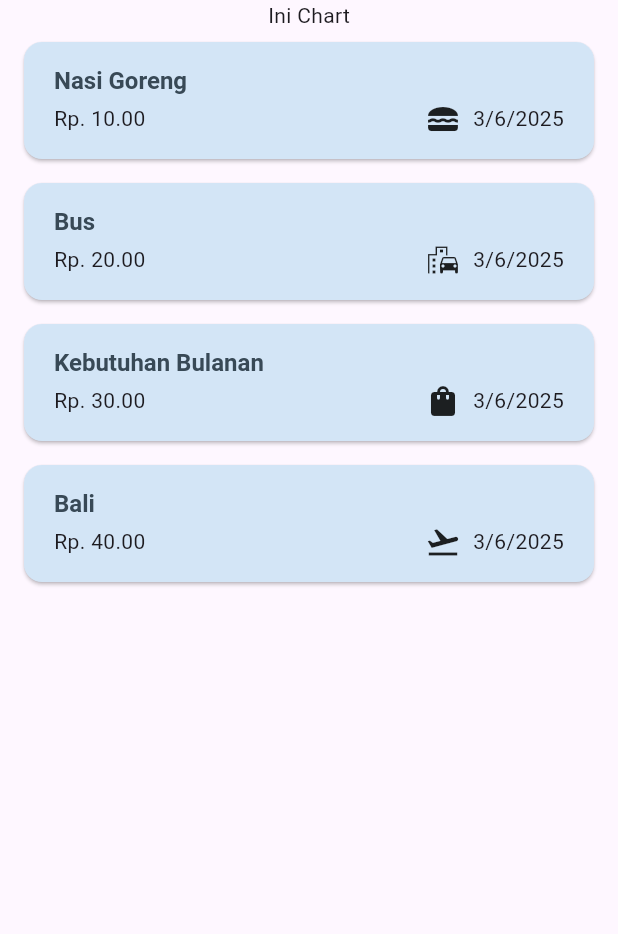
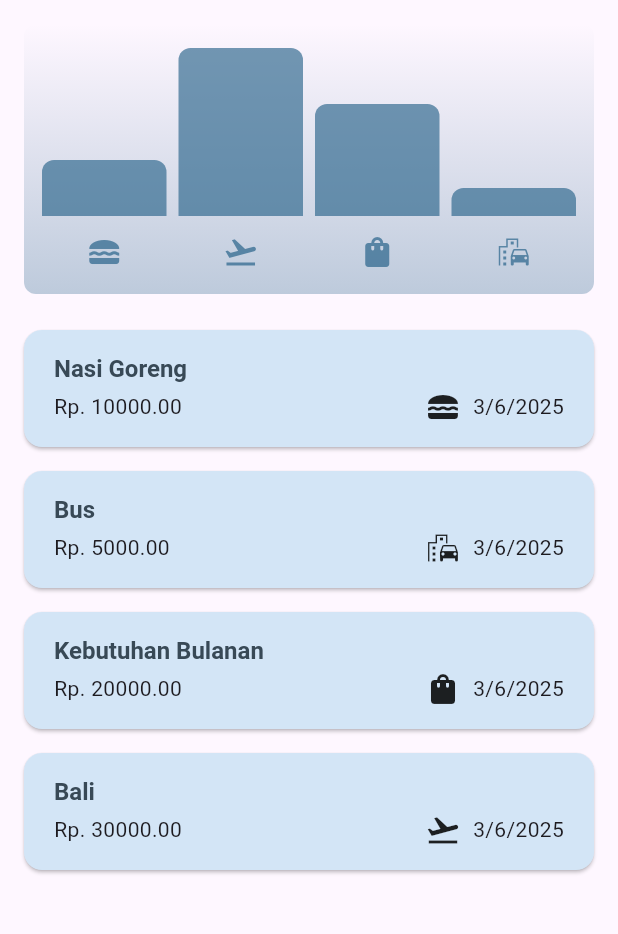
Before and after one commit to bagoesrex/FlowFin-App, a Flutter app: the screen it shows after launch, on a phone screen of 412 x 824 dp, the part 84-1018 px from its top. Run offline on Flutter 3.47's test engine with Material 3 defaults, Android fonts, the phone set to English and light mode, and no system bars.

Commit message:
feat: implement expense chart widget

```diff
--- a/lib/models/expense.dart
+++ b/lib/models/expense.dart
@@ -1,4 +1,5 @@
 import 'package:flutter/material.dart';
+import 'package:flutter/services.dart';
 import 'package:uuid/uuid.dart';
 import 'package:intl/intl.dart';
 
@@ -32,3 +33,24 @@
     return formatter.format(date);
   }
 }
+
+class ExpenseBucket {
+  const ExpenseBucket({required this.category, required this.expenses});
+
+  ExpenseBucket.forCategory(List<Expense> allExpenses, this.category)
+    : expenses =
+          allExpenses.where((expense) => expense.category == category).toList();
+
+  final Category category;
+  final List<Expense> expenses;
+
+  double get totalExpenses {
+    double sum = 0;
+
+    for (final expense in expenses) {
+      sum += expense.amount;
+    }
+
+    return sum;
+  }
+}
--- /dev/null
+++ b/lib/widgets/chart/chart.dart
@@ -0,0 +1,95 @@
+import 'package:flutter/material.dart';
+
+import 'package:flow_fin/widgets/chart/chart_bar.dart';
+import 'package:flow_fin/models/expense.dart';
+
+class Chart extends StatelessWidget {
+  const Chart({super.key, required this.expenses});
+
+  final List<Expense> expenses;
+
+  List<ExpenseBucket> get buckets {
+    return [
+      ExpenseBucket.forCategory(expenses, Category.food),
+      ExpenseBucket.forCategory(expenses, Category.travel),
+      ExpenseBucket.forCategory(expenses, Category.shopping),
+      ExpenseBucket.forCategory(expenses, Category.transport),
+    ];
+  }
+
+  double get maxTotalExpense {
+    double maxTotalExpense = 0;
+
+    for (final bucket in buckets) {
+      if (bucket.totalExpenses > maxTotalExpense) {
+        maxTotalExpense = bucket.totalExpenses;
+      }
+    }
+
+    return maxTotalExpense;
+  }
+
+  @override
+  Widget build(BuildContext context) {
+    final isDarkMode =
+        MediaQuery.of(context).platformBrightness == Brightness.dark;
+    return Container(
+      margin: const EdgeInsets.all(16),
+      padding: const EdgeInsets.symmetric(
+        vertical: 16,
+        horizontal: 8,
+      ),
+      width: double.infinity,
+      height: 180,
+      decoration: BoxDecoration(
+        borderRadius: BorderRadius.circular(8),
+        gradient: LinearGradient(
+          colors: [
+            Theme.of(context).colorScheme.primary.withOpacity(0.3),
+            Theme.of(context).colorScheme.primary.withOpacity(0.0)
+          ],
+          begin: Alignment.bottomCenter,
+          end: Alignment.topCenter,
+        ),
+      ),
+      child: Column(
+        children: [
+          Expanded(
+            child: Row(
+              crossAxisAlignment: CrossAxisAlignment.end,
+              children: [
+                for (final bucket in buckets)
+                  ChartBar(
+                    fill: bucket.totalExpenses == 0
+                        ? 0
+                        : bucket.totalExpenses / maxTotalExpense,
+                  )
+              ],
+            ),
+          ),
+          const SizedBox(height: 12),
+          Row(
+            children: buckets
+                .map(
+                  (bucket) => Expanded(
+                    child: Padding(
+                      padding: const EdgeInsets.symmetric(horizontal: 4),
+                      child: Icon(
+                        categoryIcons[bucket.category],
+                        color: isDarkMode
+                            ? Theme.of(context).colorScheme.secondary
+                            : Theme.of(context)
+                                .colorScheme
+                                .primary
+                                .withOpacity(0.7),
+                      ),
+                    ),
+                  ),
+                )
+                .toList(),
+          )
+        ],
+      ),
+    );
+  }
+}
--- /dev/null
+++ b/lib/widgets/chart/chart_bar.dart
@@ -0,0 +1,34 @@
+import 'package:flutter/material.dart';
+
+class ChartBar extends StatelessWidget {
+  const ChartBar({
+    super.key,
+    required this.fill,
+  });
+
+  final double fill;
+
+  @override
+  Widget build(BuildContext context) {
+    final isDarkMode =
+        MediaQuery.of(context).platformBrightness == Brightness.dark;
+    return Expanded(
+      child: Padding(
+        padding: const EdgeInsets.symmetric(horizontal: 4),
+        child: FractionallySizedBox(
+          heightFactor: fill,
+          child: DecoratedBox(
+            decoration: BoxDecoration(
+              shape: BoxShape.rectangle,
+              borderRadius:
+                  const BorderRadius.vertical(top: Radius.circular(8)),
+              color: isDarkMode
+                  ? Theme.of(context).colorScheme.secondary
+                  : Theme.of(context).colorScheme.primary.withOpacity(0.65),
+            ),
+          ),
+        ),
+      ),
+    );
+  }
+}
--- a/lib/widgets/expenses.dart
+++ b/lib/widgets/expenses.dart
@@ -1,3 +1,4 @@
+import 'package:flow_fin/widgets/chart/chart.dart';
 import 'package:flow_fin/widgets/expenses_list/expenses_list.dart';
 import 'package:flow_fin/models/expense.dart';
 import 'package:flow_fin/widgets/new_expense.dart';
@@ -16,25 +17,25 @@
   final List<Expense> _registeredExpenses = [
     Expense(
       title: 'Nasi Goreng',
-      amount: 10,
+      amount: 10000,
       date: DateTime.now(),
       category: Category.food,
     ),
     Expense(
       title: 'Bus',
-      amount: 20,
+      amount: 5000,
       date: DateTime.now(),
       category: Category.transport,
     ),
     Expense(
       title: 'Kebutuhan Bulanan',
-      amount: 30,
+      amount: 20000,
       date: DateTime.now(),
       category: Category.shopping,
     ),
     Expense(
       title: 'Bali',
-      amount: 40,
+      amount: 30000,
       date: DateTime.now(),
       category: Category.travel,
     ),
@@ -62,11 +63,14 @@
 
     ScaffoldMessenger.of(context).showSnackBar(
       SnackBar(
-        action: SnackBarAction(label: 'Undo', onPressed: () {
-          setState(() {
-            _registeredExpenses.insert(expenseIndex, expense);
-          });
-        }),
+        action: SnackBarAction(
+          label: 'Undo',
+          onPressed: () {
+            setState(() {
+              _registeredExpenses.insert(expenseIndex, expense);
+            });
+          },
+        ),
         duration: const Duration(seconds: 3),
         content: const Text('Expense deleted'),
       ),
@@ -96,7 +100,12 @@
           ),
         ],
       ),
-      body: Column(children: [Text('Ini Chart'), Expanded(child: mainContent)]),
+      body: Column(
+        children: [
+          Chart(expenses: _registeredExpenses),
+          Expanded(child: mainContent),
+        ],
+      ),
     );
   }
 }
```
